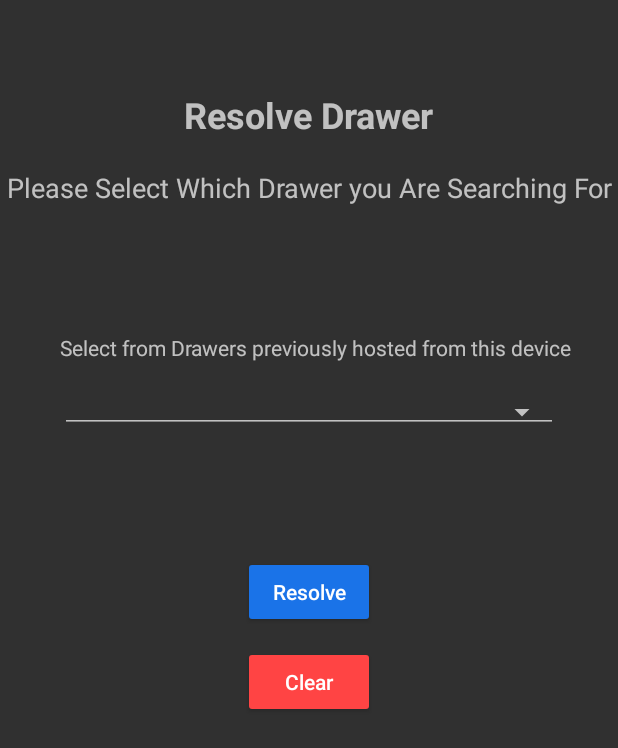
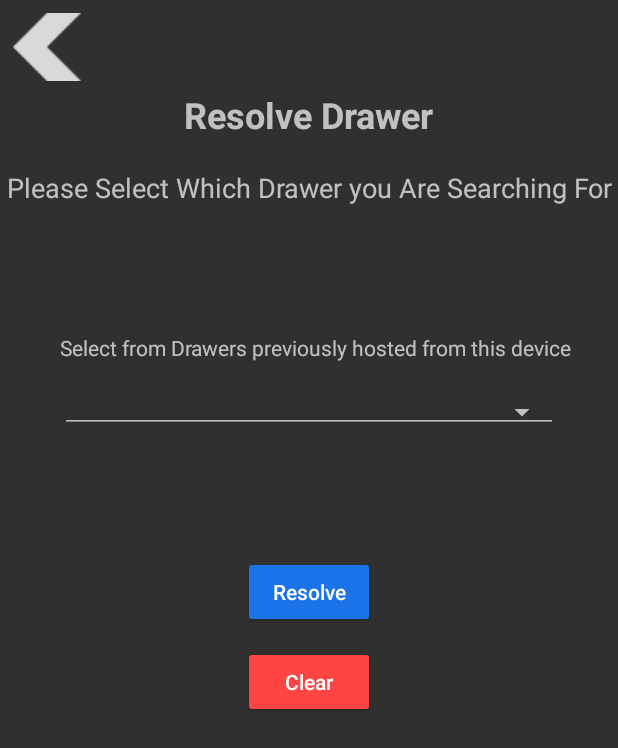
Before and after one commit to psyfm22/DrawerSelector, an Android app: the ResolveAnchorsLobbyActivity screen opened directly, with no data from a screen before it, on a phone screen of 412 x 824 dp. Shown: the top 748 px of the screen. Run offline under Robolectric (Android 15) with nearby library versions, the phone set to English and light mode, and no system bars; our stand-ins replace Firebase (no records; nobody signed in at launch, a user with empty details on screens opened directly); 5 statements that could not run were skipped.

Commit message:
back image button now implemented

```diff
--- a/app/src/main/java/com/google/ar/core/examples/java/cloudanchor/ResolveAnchorsLobbyActivity.java
+++ b/app/src/main/java/com/google/ar/core/examples/java/cloudanchor/ResolveAnchorsLobbyActivity.java
@@ -2,11 +2,13 @@ package com.google.ar.core.examples.java.cloudanchor;
 
 import android.content.Context;
 import android.content.Intent;
+import android.media.Image;
 import android.os.Bundle;
 import android.util.Log;
 import android.view.View;
 import android.widget.ArrayAdapter;
 import android.widget.Button;
+import android.widget.ImageButton;
 import android.widget.Spinner;
 
 import androidx.appcompat.app.AppCompatActivity;
@@ -35,14 +37,18 @@ public class ResolveAnchorsLobbyActivity extends AppCompatActivity {
         Button resolveB = findViewById(R.id.resolve_button);
         Button clearB = findViewById(R.id.clearAnchorsB);
         spinner = findViewById(R.id.select_anchors_spinner);
+        ImageButton returnIB = findViewById(R.id.anchorLobbyReturnIB);
 
         clearB.setOnClickListener(view -> {
             deleteAllAnchors();
         });
-        resolveB.setOnClickListener(view ->{
+        resolveB.setOnClickListener(view -> {
             resolveAnchor();
         });
 
+        returnIB.setOnClickListener(view -> {
+            finish();
+        });
 
         firebaseManager = new FirebaseManager(this);
 
--- a/app/src/main/res/layout/activity_resolve_anchors_lobby.xml
+++ b/app/src/main/res/layout/activity_resolve_anchors_lobby.xml
@@ -20,6 +20,19 @@
     android:layout_width="match_parent"
     android:layout_height="match_parent"
     tools:context="com.google.ar.core.examples.java.persistentcloudanchor.MainActivity">
+
+    <ImageButton
+        android:id="@+id/anchorLobbyReturnIB"
+        android:layout_width="50dp"
+        android:layout_height="50dp"
+        android:layout_marginStart="6dp"
+        android:layout_marginTop="6dp"
+        android:background="@android:color/transparent"
+        android:backgroundTint="@color/red"
+        android:padding="10dp"
+        app:layout_constraintStart_toStartOf="parent"
+        app:layout_constraintTop_toTopOf="parent"
+        app:srcCompat="@drawable/arrow" />
 
     <androidx.constraintlayout.widget.Guideline
         android:id="@+id/guideline_select"
```
Also changed, not shown: app/src/main/java/com/google/ar/core/examples/java/cloudanchor/SelectActivity.java (+8 -5 lines), app/src/main/res/layout/activity_menu.xml (+4 -3 lines), app/src/main/res/layout/activity_select.xml (+22 -21 lines), app/src/main/res/drawable/arrow.png (added).
